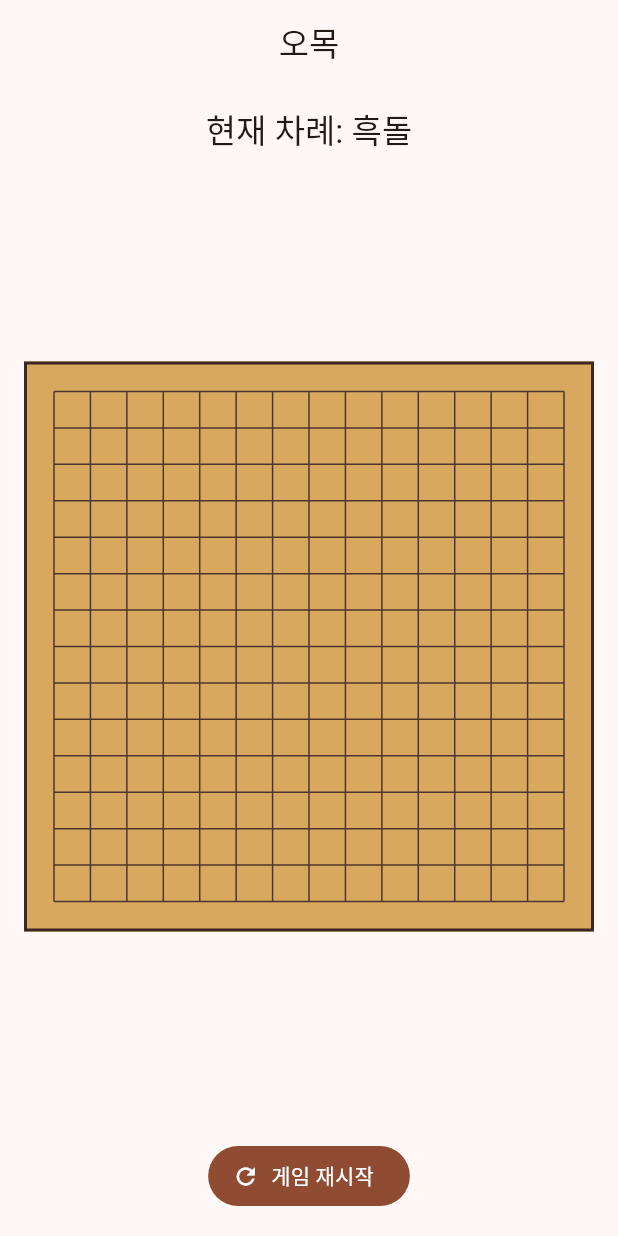
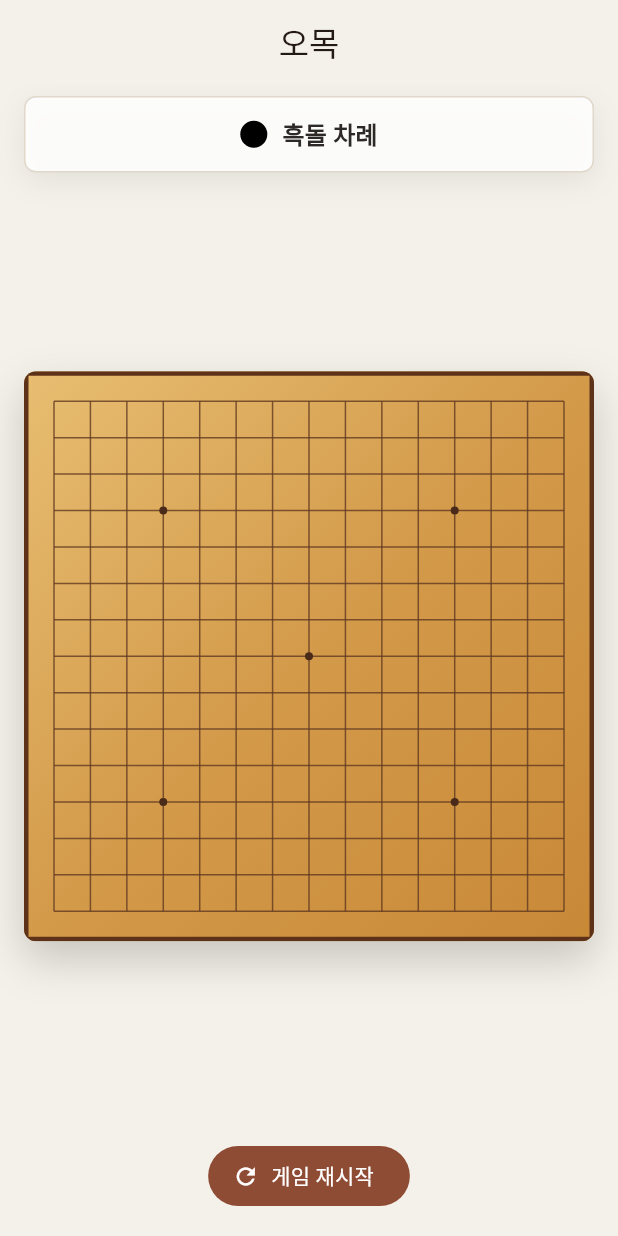
Before and after one commit to ziho9593/Gomoku, a Flutter app: the screen it shows after launch, on a phone screen of 412 x 824 dp. Run offline on Flutter 3.47's test engine with Material 3 defaults, Android fonts, the phone set to English and light mode, and no system bars.

Commit message:
💄 style: 화점, 그림자 추가 등 전반적 UI 개선
화점 5개 추가

```diff
--- a/lib/main.dart
+++ b/lib/main.dart
@@ -13,7 +13,8 @@ class GomokuApp extends StatelessWidget {
       title: 'Gomoku',
       debugShowCheckedModeBanner: false,
       theme: ThemeData(
-        colorScheme: ColorScheme.fromSeed(seedColor: Colors.brown),
+        colorScheme: ColorScheme.fromSeed(seedColor: const Color(0xFF6D4C41)),
+        scaffoldBackgroundColor: const Color(0xFFF4F1EA),
         useMaterial3: true,
       ),
       home: const GomokuPage(),
@@ -191,29 +192,45 @@ class _GomokuPageState extends State<GomokuPage> {
       return '백돌 승리!';
     }
 
-    return currentTurn == blackStone ? '현재 차례: 흑돌' : '현재 차례: 백돌';
+    return currentTurn == blackStone ? '흑돌 차례' : '백돌 차례';
+  }
+
+  Color get _statusAccentColor {
+    if (winner != empty) {
+      return const Color(0xFFB8860B);
+    }
+
+    return currentTurn == blackStone ? Colors.black : Colors.white;
+  }
+
+  Color get _statusAccentBorderColor {
+    return currentTurn == whiteStone && winner == empty
+        ? Colors.black54
+        : Colors.transparent;
   }
 
   @override
   Widget build(BuildContext context) {
     return Scaffold(
-      appBar: AppBar(title: const Text('오목'), centerTitle: true),
+      appBar: AppBar(
+        title: const Text('오목'),
+        centerTitle: true,
+        backgroundColor: const Color(0xFFF4F1EA),
+        surfaceTintColor: Colors.transparent,
+      ),
       body: SafeArea(
         child: Padding(
-          padding: const EdgeInsets.all(16),
+          padding: const EdgeInsets.fromLTRB(16, 8, 16, 16),
           child: Column(
             children: [
-              Text(
-                _statusText,
-                style: Theme.of(context).textTheme.titleLarge,
-              ),
-              const SizedBox(height: 16),
+              _buildStatusBar(context),
+              const SizedBox(height: 18),
               Expanded(
                 child: Center(
                   child: AspectRatio(aspectRatio: 1, child: _buildBoard()),
                 ),
               ),
-              const SizedBox(height: 16),
+              const SizedBox(height: 18),
               FilledButton.icon(
                 onPressed: _restartGame,
                 icon: const Icon(Icons.refresh),
@@ -226,8 +243,62 @@ class _GomokuPageState extends State<GomokuPage> {
     );
   }
 
+  Widget _buildStatusBar(BuildContext context) {
+    return Container(
+      width: double.infinity,
+      padding: const EdgeInsets.symmetric(horizontal: 14, vertical: 12),
+      decoration: BoxDecoration(
+        color: Colors.white.withValues(alpha: 0.86),
+        borderRadius: BorderRadius.circular(8),
+        border: Border.all(color: const Color(0xFFE0D8CA)),
+        boxShadow: [
+          BoxShadow(
+            color: Colors.black.withValues(alpha: 0.07),
+            blurRadius: 16,
+            offset: const Offset(0, 6),
+          ),
+        ],
+      ),
+      child: Row(
+        mainAxisAlignment: MainAxisAlignment.center,
+        children: [
+          Container(
+            width: 18,
+            height: 18,
+            decoration: BoxDecoration(
+              color: _statusAccentColor,
+              shape: BoxShape.circle,
+              border: Border.all(color: _statusAccentBorderColor),
+            ),
+          ),
+          const SizedBox(width: 10),
+          Text(
+            _statusText,
+            style: Theme.of(context).textTheme.titleMedium?.copyWith(
+                  fontWeight: FontWeight.w700,
+                  color: const Color(0xFF2D2926),
+                ),
+          ),
+        ],
+      ),
+    );
+  }
+
   Widget _buildBoard() {
-    return LayoutBuilder(
+    return Container(
+      decoration: BoxDecoration(
+        borderRadius: BorderRadius.circular(8),
+        boxShadow: [
+          BoxShadow(
+            color: Colors.black.withValues(alpha: 0.18),
+            blurRadius: 24,
+            offset: const Offset(0, 12),
+          ),
+        ],
+      ),
+      child: ClipRRect(
+        borderRadius: BorderRadius.circular(8),
+        child: LayoutBuilder(
           builder: (context, constraints) {
             final Size boardAreaSize = Size(
               constraints.maxWidth,
@@ -253,6 +324,8 @@ class _GomokuPageState extends State<GomokuPage> {
               ),
             );
           },
+        ),
+      ),
     );
   }
 }
@@ -278,6 +351,14 @@ class GomokuBoardPainter extends CustomPainter {
   final int? lastMoveCol;
   final List<BoardPoint> winningLine;
 
+  static const List<BoardPoint> starPoints = [
+    BoardPoint(3, 3),
+    BoardPoint(3, 11),
+    BoardPoint(7, 7),
+    BoardPoint(11, 3),
+    BoardPoint(11, 11),
+  ];
+
   @override
   void paint(Canvas canvas, Size size) {
     final Rect boardRect = Offset.zero & size;
@@ -287,20 +368,30 @@ class GomokuBoardPainter extends CustomPainter {
 
     _drawBoardBackground(canvas, boardRect);
     _drawBoardLines(canvas, lineStart, lineEnd, gap);
+    _drawStarPoints(canvas, lineStart, gap);
     _drawStones(canvas, lineStart, gap);
     _drawWinningLine(canvas, lineStart, gap);
     _drawLastMoveMarker(canvas, lineStart, gap);
   }
 
   void _drawBoardBackground(Canvas canvas, Rect boardRect) {
-    final Paint backgroundPaint = Paint()..color = const Color(0xFFD9A85F);
+    final Paint backgroundPaint = Paint()
+      ..shader = const LinearGradient(
+        begin: Alignment.topLeft,
+        end: Alignment.bottomRight,
+        colors: [
+          Color(0xFFE8BE72),
+          Color(0xFFD39A4A),
+          Color(0xFFC88937),
+        ],
+      ).createShader(boardRect);
     final Paint borderPaint = Paint()
-      ..color = Colors.brown.shade900
+      ..color = const Color(0xFF5D3218)
       ..style = PaintingStyle.stroke
-      ..strokeWidth = 2;
+      ..strokeWidth = 3;
 
     canvas.drawRect(boardRect, backgroundPaint);
-    canvas.drawRect(boardRect.deflate(1), borderPaint);
+    canvas.drawRect(boardRect.deflate(1.5), borderPaint);
   }
 
   void _drawBoardLines(
@@ -310,7 +401,7 @@ class GomokuBoardPainter extends CustomPainter {
     double gap,
   ) {
     final Paint linePaint = Paint()
-      ..color = Colors.brown.shade800
+      ..color = const Color(0xFF5F371F).withValues(alpha: 0.78)
       ..strokeWidth = 1;
 
     for (int i = 0; i < boardSize; i++) {
@@ -326,6 +417,17 @@ class GomokuBoardPainter extends CustomPainter {
         Offset(position, lineEnd),
         linePaint,
       );
+    }
+  }
+
+  void _drawStarPoints(Canvas canvas, double lineStart, double gap) {
+    final Paint starPaint = Paint()
+      ..color = const Color(0xFF4A2B19)
+      ..style = PaintingStyle.fill;
+
+    for (final BoardPoint point in starPoints) {
+      canvas.drawCircle(
+          _pointCenter(point, lineStart, gap), gap * 0.11, starPaint);
     }
   }
 
@@ -345,18 +447,33 @@ class GomokuBoardPainter extends CustomPainter {
           lineStart + gap * row,
         );
 
+        _drawStone(canvas, center, stoneRadius, stone);
+      }
+    }
+  }
+
+  void _drawStone(Canvas canvas, Offset center, double radius, int stone) {
     final bool isBlack = stone == blackStone;
+    final Rect stoneRect = Rect.fromCircle(center: center, radius: radius);
+    final Paint shadowPaint = Paint()
+      ..color = Colors.black.withValues(alpha: 0.24)
+      ..maskFilter = const MaskFilter.blur(BlurStyle.normal, 2.5);
     final Paint stonePaint = Paint()
-          ..color = isBlack ? Colors.black : Colors.white;
+      ..shader = RadialGradient(
+        center: const Alignment(-0.35, -0.45),
+        radius: 0.9,
+        colors: isBlack
+            ? const [Color(0xFF55504A), Color(0xFF111111), Color(0xFF000000)]
+            : const [Color(0xFFFFFFFF), Color(0xFFF1EEE7), Color(0xFFD8D1C8)],
+      ).createShader(stoneRect);
     final Paint stoneBorderPaint = Paint()
-          ..color = Colors.black87
+      ..color = isBlack ? Colors.black : const Color(0xFF8E867B)
       ..style = PaintingStyle.stroke
       ..strokeWidth = 1;
 
-        canvas.drawCircle(center, stoneRadius, stonePaint);
-        canvas.drawCircle(center, stoneRadius, stoneBorderPaint);
-      }
-    }
+    canvas.drawCircle(center + const Offset(1.6, 2.2), radius, shadowPaint);
+    canvas.drawCircle(center, radius, stonePaint);
+    canvas.drawCircle(center, radius, stoneBorderPaint);
   }
 
   void _drawWinningLine(Canvas canvas, double lineStart, double gap) {
```
Also changed, not shown: 1 other file. Lines whose indentation alone changed are shown as unchanged.
